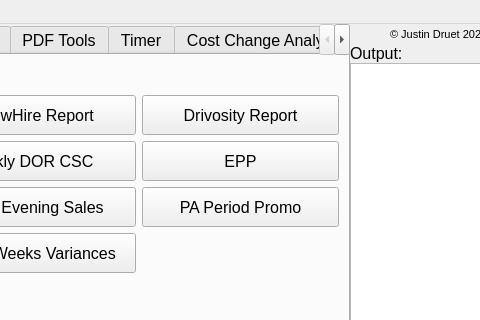
Justind-hub/RoseUtils, file lib/Main_UI.ui: the form before one commit; both pictures show x 276 to 756 and y 0 to 320 of the 1036 by 408 pixel window.
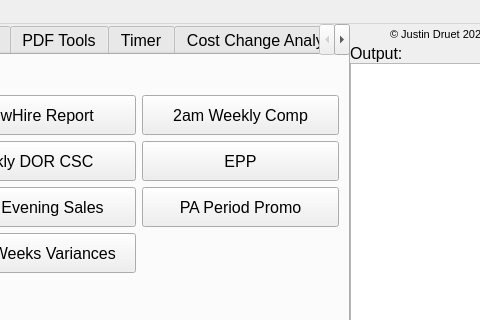
The form after the commit. Icons and pictures are not drawn.

The edit to the form file:
```diff
--- a/lib/Main_UI.ui
+++ b/lib/Main_UI.ui
@@ -289,7 +289,7 @@
            <string>Run the Daily Drivosity Report</string>
           </property>
           <property name="text">
-           <string>Drivosity Report</string>
+           <string>2am Weekly Comp</string>
           </property>
          </widget>
         </item>
```
